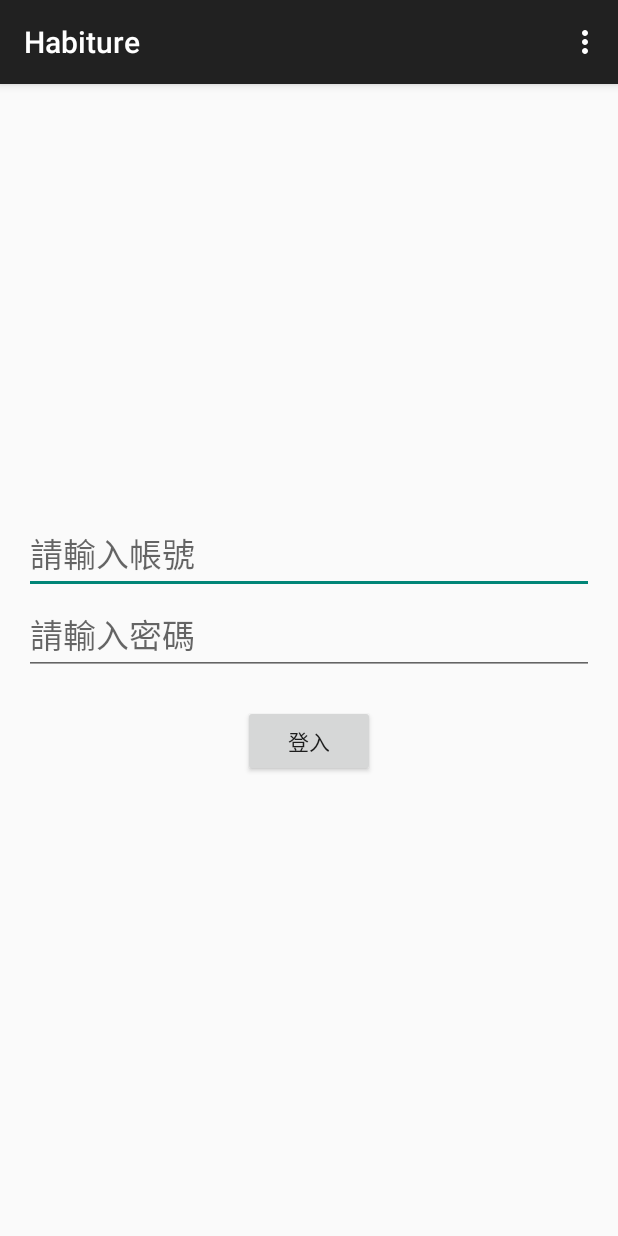
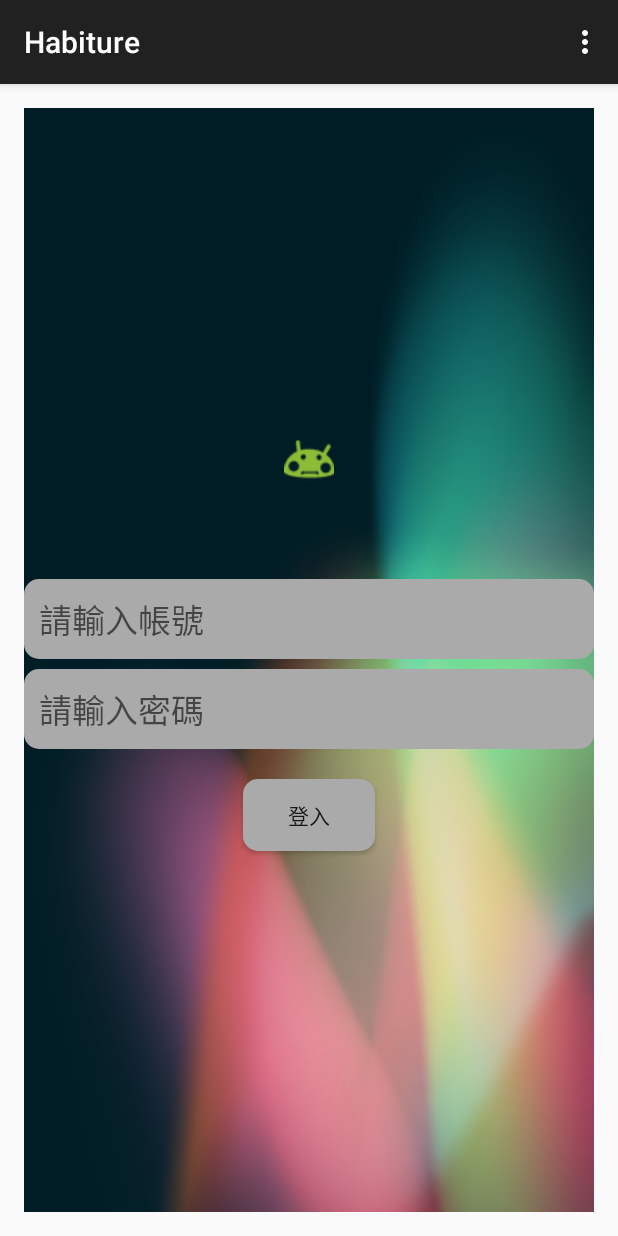
Before and after one commit to eepoo711/ntut-slm-Habiture, an Android app: the screen it shows after launch (MainActivity), on a phone screen of 412 x 824 dp. Run offline under Robolectric (Android 15) with nearby library versions, the phone set to English and light mode, and no system bars.

Commit message:
Finish login Page Layout Design

```diff
--- /dev/null
+++ b/Habiture/app/src/main/res/drawable/retangle2_drawable.xml
@@ -0,0 +1,19 @@
+<?xml version="1.0" encoding="utf-8"?>
+<shape xmlns:android="http://schemas.android.com/apk/res/android"
+    android:shape="rectangle" >
+
+    <corners
+        android:topLeftRadius="10dp"
+        android:topRightRadius="10dp"
+        android:bottomLeftRadius="10dp"
+        android:bottomRightRadius="10dp" />
+
+    <padding
+        android:left="10dp"
+        android:top="10dp"
+        android:right="10dp"
+        android:bottom="10dp" />
+
+    <solid android:color="#AAAAAA"/>
+
+</shape>
--- /dev/null
+++ b/Habiture/app/src/main/res/drawable/retangle_drawable.xml
@@ -0,0 +1,13 @@
+<?xml version="1.0" encoding="utf-8"?>
+<shape xmlns:android="http://schemas.android.com/apk/res/android"
+    android:shape="rectangle" >
+
+    <corners
+        android:topLeftRadius="10sp"
+        android:topRightRadius="10sp"
+        android:bottomLeftRadius="10sp"
+        android:bottomRightRadius="10sp" />
+
+    <solid android:color="#AAAAAA"/>
+
+</shape>
--- a/Habiture/app/src/main/res/layout/fragment_login.xml
+++ b/Habiture/app/src/main/res/layout/fragment_login.xml
@@ -2,7 +2,8 @@
 <LinearLayout xmlns:android="http://schemas.android.com/apk/res/android"
     android:orientation="vertical" android:layout_width="match_parent"
     android:layout_height="match_parent"
-    android:gravity="center">
+    android:gravity="center"
+    android:background="@drawable/default_wallpaper">
 
     <LinearLayout
         android:orientation="vertical"
@@ -11,32 +12,44 @@
         android:layout_gravity="center_horizontal"
         android:id="@+id/loginSession"
         android:layout_weight="1"
-        android:gravity="center">
+        android:gravity="center"
+        >
+
+        <ImageView
+            android:layout_width="wrap_content"
+            android:layout_height="wrap_content"
+            android:id="@+id/imageView"
+            android:src="@drawable/emo_im_embarrassed"
+            android:layout_marginBottom="60dp"
+            android:layout_gravity="center_horizontal" />
 
         <EditText
             android:layout_width="match_parent"
             android:layout_height="wrap_content"
             android:textAppearance="?android:attr/textAppearanceLarge"
+            android:background="@drawable/retangle2_drawable"
             android:hint="@string/enter_account"
             android:id="@+id/etAccount"
             android:singleLine="true"
             android:ems="15"
-            android:layout_gravity="center_horizontal" />
+            android:layout_marginBottom="3dp" />
 
         <EditText
             android:layout_width="match_parent"
             android:layout_height="wrap_content"
             android:inputType="textPassword"
             android:textAppearance="?android:attr/textAppearanceLarge"
+            android:background="@drawable/retangle2_drawable"
             android:hint="@string/enter_password"
             android:id="@+id/etPassword"
             android:singleLine="true"
             android:ems="15"
-            android:layout_gravity="center_horizontal" />
+            android:layout_marginTop="3dp" />
 
         <Button
             android:layout_width="wrap_content"
             android:layout_height="wrap_content"
+            android:background="@drawable/retangle_drawable"
             android:text="@string/login"
             android:id="@+id/btnLogin"
             android:layout_gravity="center_horizontal"
```
Also changed, not shown: Habiture/app/src/main/res/layout/fragment_main_page.xml (added, +21 -0 lines), Habiture/app/src/main/res/drawable/default_wallpaper.jpg (added), Habiture/app/src/main/res/drawable/emo_im_embarrassed.png (added).
